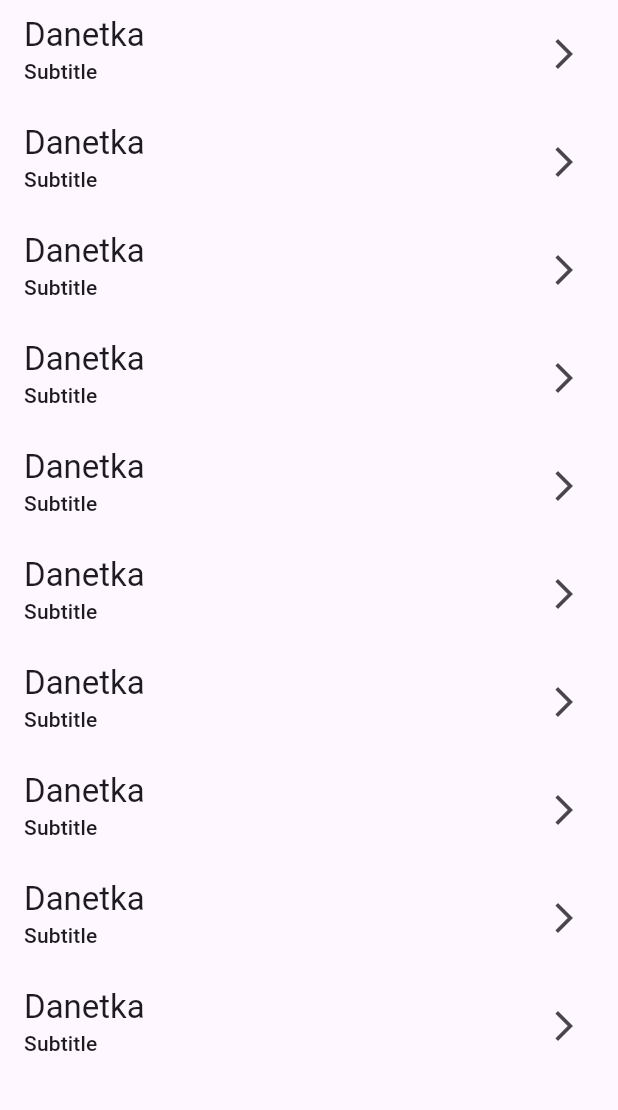
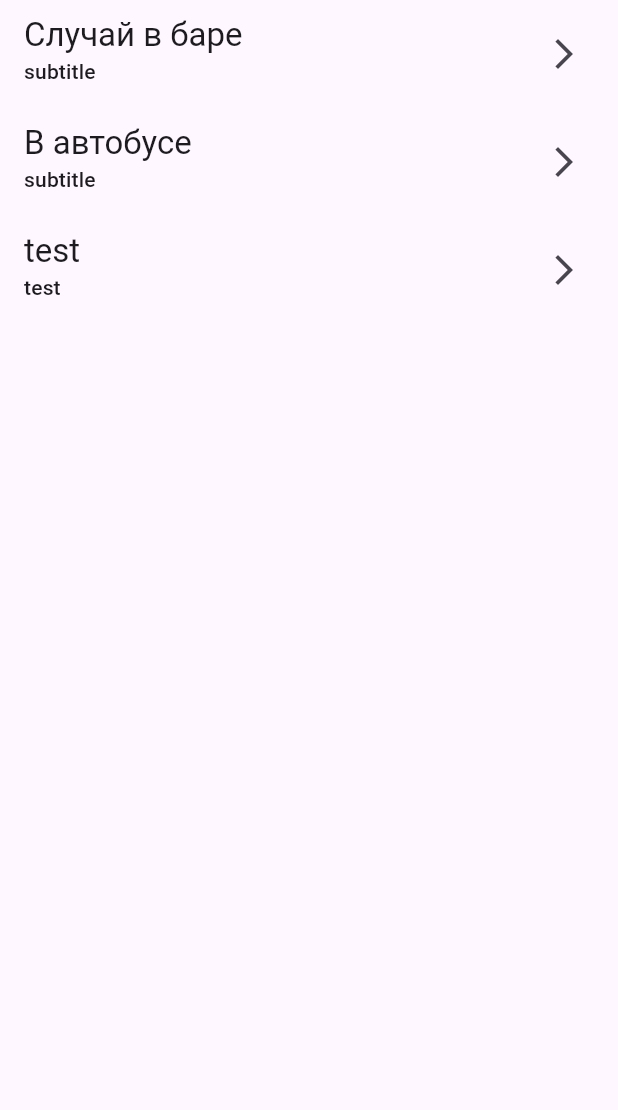
Before and after one commit to ileshchanka/danetki_flutter, a Flutter app: the screen it shows after launch, on a phone screen of 412 x 824 dp, the part 84-1194 px from its top. Run offline on Flutter 3.47's test engine with Material 3 defaults, Android fonts, the phone set to English and light mode, and no system bars.

Commit message:
Add repository, model

```diff
--- /dev/null
+++ b/lib/repository.dart
@@ -0,0 +1,24 @@
+import 'package:danetki_flutter/models/danetka.dart';
+
+class DanetkiRepository {
+  // Should be real API
+  List<Danetka> getList() {
+    return list;
+  }
+}
+
+final list = [
+  Danetka(
+      0,
+      'Случай в баре',
+      'subtitle',
+      'Мужчина заходит в бар и просит стакан воды, бармен внезапно достаёт ружьё и направляет на мужчину. Мужчина говорит "спасибо" и уходит. ',
+      'Человек мучился от икоты и зашёл в ближайший бар выпить воды. Бармен понял, в чём его проблема, и применил испытанное средство – напугать икающего человека. Способ сработал и мужчина поблагодарил его.'),
+  Danetka(
+      1,
+      'В автобусе',
+      'subtitle',
+      'Катя решила уступить своё место в автобусе вошедшей женщине. Но та очень смутилась и отказалась. Почему?',
+      'Маленькая Катя сидела на папиных коленях'),
+  Danetka(2, 'test', 'test', 'test', 'test'),
+];
--- a/lib/router.dart
+++ b/lib/router.dart
@@ -1,7 +1,7 @@
 import 'package:danetki_flutter/screens/danetka_screen.dart';
-import 'package:danetki_flutter/screens/main_screen.dart';
+import 'package:danetki_flutter/screens/list_screen.dart';
 
 final routes = {
-  '/': (context) => const MainScreen(),
+  '/': (context) => const ListScreen(),
   '/danetka': (context) => const DanetkaScreen(),
 };
--- a/lib/screens/main_screen.dart
+++ b/lib/screens/list_screen.dart
@@ -1,20 +1,22 @@
+import 'package:danetki_flutter/models/danetka.dart';
+import 'package:danetki_flutter/repository.dart';
 import 'package:flutter/material.dart';
 
-class MainScreen extends StatefulWidget {
-  const MainScreen({super.key});
+class ListScreen extends StatefulWidget {
+  const ListScreen({super.key});
 
   @override
-  State<MainScreen> createState() {
-    return _MainScreenState();
+  State<ListScreen> createState() {
+    return _ListScreenState();
   }
 }
 
-class _MainScreenState extends State<MainScreen> {
-  int _counter = 0;
+class _ListScreenState extends State<ListScreen> {
+  final List<Danetka> list = DanetkiRepository().getList();
 
   void _incrementCounter() {
     setState(() {
-      _counter++;
+      // _counter++;
     });
   }
 
@@ -26,16 +28,18 @@ class _MainScreenState extends State<MainScreen> {
         title: const Text('Danetki'),
         centerTitle: true,
       ),
-      body: ListView.builder(
-        itemCount: 10, // TODO Fix
+      body: list.isEmpty
+          ? const SizedBox()
+          : ListView.builder(
+              itemCount: list.length,
               itemBuilder: (context, i) {
-          const title = 'Danetka';
+                final danetka = list[i];
                 return ListTile(
-            title: Text(title, style: Theme.of(context).textTheme.titleLarge),
-            subtitle: Text('Subtitle', style: Theme.of(context).textTheme.titleSmall),
+                  title: Text(danetka.title, style: Theme.of(context).textTheme.titleLarge),
+                  subtitle: Text(danetka.subtitle, style: Theme.of(context).textTheme.titleSmall),
                   trailing: const Icon(Icons.arrow_forward_ios),
                   onTap: () {
-              Navigator.of(context).pushNamed('/danetka', arguments: title);
+                    Navigator.of(context).pushNamed('/danetka', arguments: danetka);
                   },
                 );
               },
--- a/lib/theme.dart
+++ b/lib/theme.dart
@@ -1,6 +1,6 @@
 import 'package:flutter/material.dart';
 
 final themeLight = ThemeData(
-  colorScheme: ColorScheme.fromSeed(seedColor: Colors.deepPurple),
+  // colorScheme: ColorScheme.fromSeed(seedColor: Colors.deepPurple),
   useMaterial3: true,
 );
```
Also changed, not shown: lib/models/danetka.dart (added, +9 -0 lines), lib/screens/danetka_screen.dart (+12 -5 lines). Lines whose indentation alone changed are shown as unchanged.
